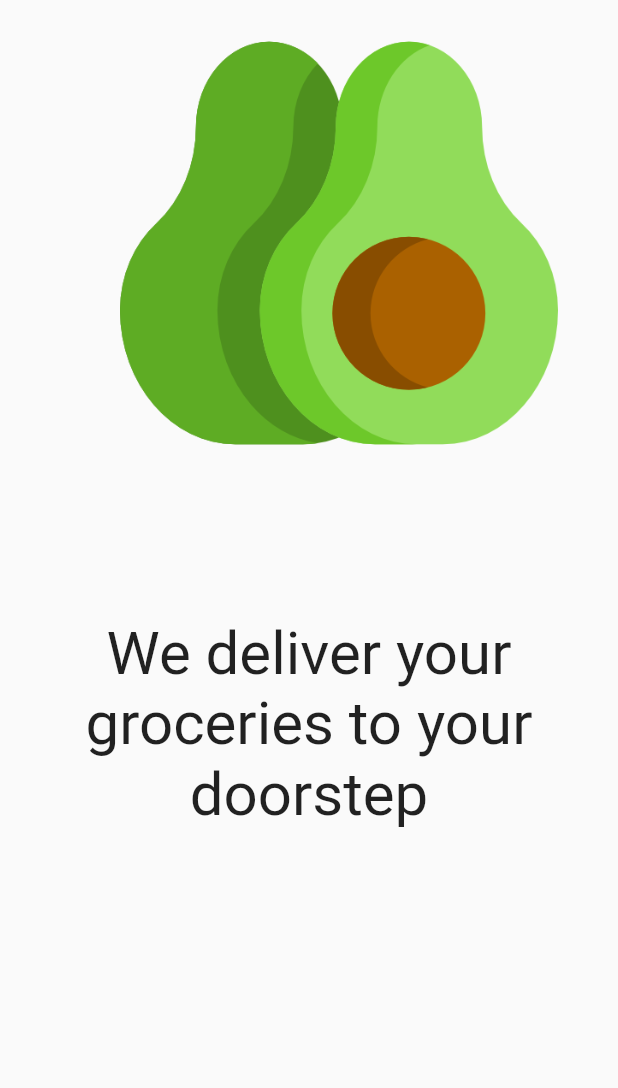
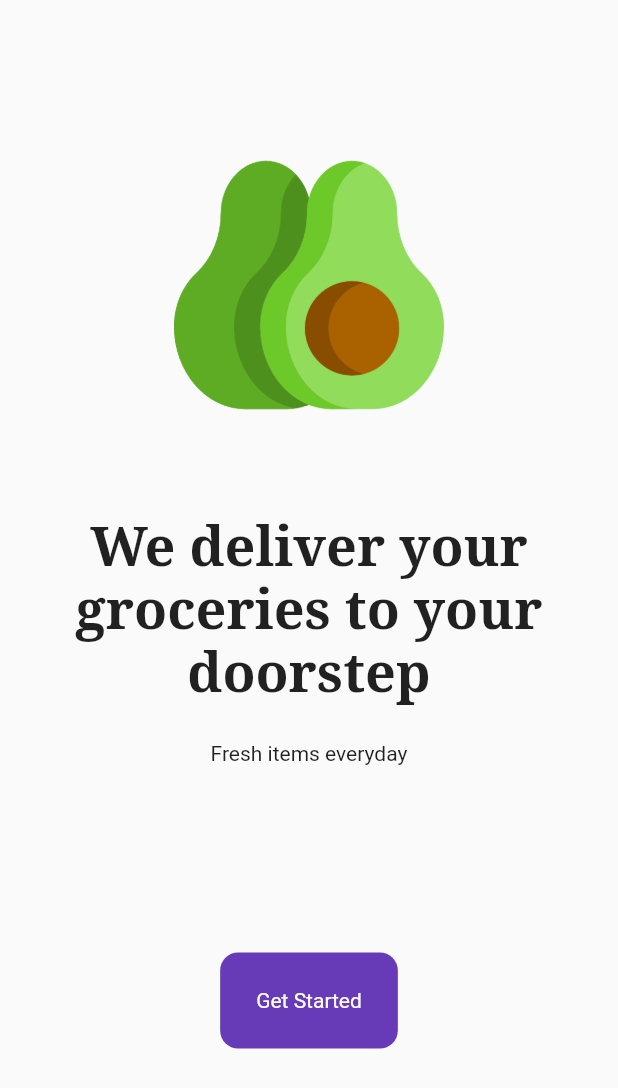
Before and after one commit to alwaysraihan/flutter-grocery-app, a Flutter app: the IntroPage screen opened directly, on a phone screen of 412 x 824 dp. Shown: the top 1088 px of the screen. Run offline on Flutter 3.47's test engine with Material 2 defaults, Android fonts, the phone set to English and light mode, and no system bars; our stand-ins replace google_fonts.

Commit message:
intro page done and hoem page basics started

```diff
--- a/lib/pages/intro_page.dart
+++ b/lib/pages/intro_page.dart
@@ -1,4 +1,6 @@
 import 'package:flutter/material.dart';
+import 'package:google_fonts/google_fonts.dart';
+import 'package:grocery_app/pages/home_page.dart';
 
 class IntroPage extends StatelessWidget {
   const IntroPage({super.key});
@@ -9,22 +11,49 @@ class IntroPage extends StatelessWidget {
       body: Column(children: [
         // logo
         Padding(
-          padding:
-              const EdgeInsets.only(left: 80.0, right: 40, bottom: 80, top: 16),
-          child: Image.asset('lib/images/avocado.png'),
+          padding: const EdgeInsets.only(
+              left: 80.0, right: 80, bottom: 40, top: 100),
+          child: Image.asset(
+            'lib/images/avocado.png',
+            height: 180,
+            width: 180,
+          ),
         ),
         //we deli  ver groceries at your doorstep
-        const Padding(
-          padding: EdgeInsets.all(24.0),
+        Padding(
+          padding: const EdgeInsets.all(24.0),
           child: Text(
             'We deliver your groceries to your doorstep',
             textAlign: TextAlign.center,
-            style: TextStyle(
-              fontSize: 40,
-              fontWeight: FontWeight.normal,
+            style: GoogleFonts.notoSerif(
+              fontSize: 36,
+              fontWeight: FontWeight.bold,
             ),
           ),
-        )
+        ),
+
+        // fresh items everyday
+        const Text("Fresh items everyday"),
+        const Spacer(),
+        // get started button
+        GestureDetector(
+          onTap: () => Navigator.pushReplacement(context, MaterialPageRoute(
+            builder: (context) {
+              return const HomePage();
+            },
+          )),
+          child: Container(
+            decoration: BoxDecoration(
+                color: Colors.deepPurple,
+                borderRadius: BorderRadius.circular(12)),
+            padding: const EdgeInsets.all(24),
+            child: const Text(
+              "Get Started",
+              style: TextStyle(color: Colors.white),
+            ),
+          ),
+        ),
+        const Spacer(),
       ]),
     );
   }
--- a/pubspec.yaml
+++ b/pubspec.yaml
@@ -35,6 +35,7 @@ dependencies:
   # The following adds the Cupertino Icons font to your application.
   # Use with the CupertinoIcons class for iOS style icons.
   cupertino_icons: ^1.0.2
+  google_fonts: 2.1.0
 
 dev_dependencies:
   flutter_test:
```
Also changed, not shown: lib/main.dart (+6 -68 lines), lib/pages/home_page.dart (added, +19 -0 lines), pubspec.lock, 1 other file.
